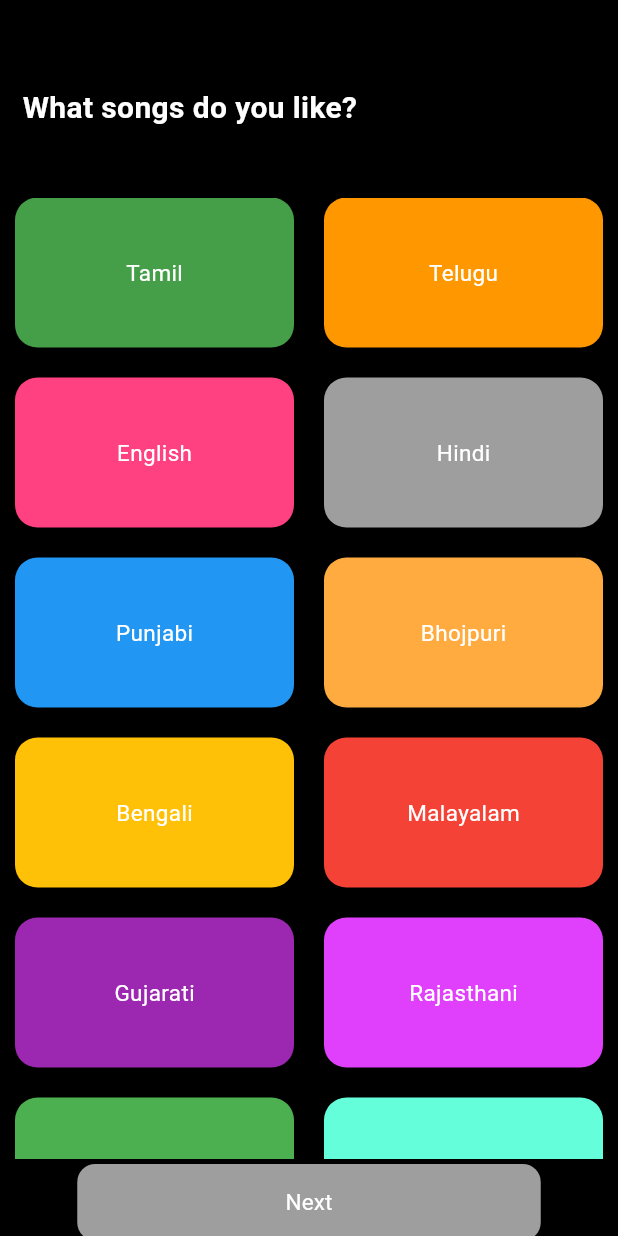
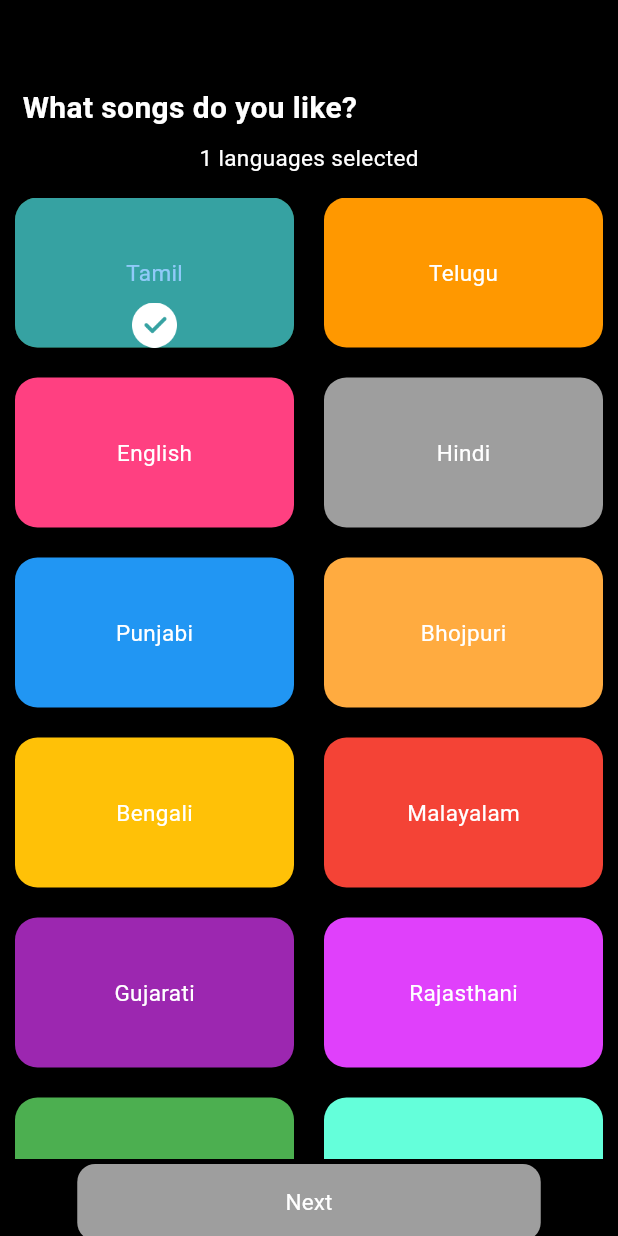
Before and after one commit to Kesavan02/Wynk_clone, a Flutter app: the LanguageSelection screen opened directly, after a tap on "Tamil", on a phone screen of 412 x 824 dp. Run offline on Flutter 3.47's test engine with Material 3 defaults, Android fonts, the light colour scheme and no system bars; our stand-ins replace audio_video_progress_bar, bloc, cloud_firestore, file_picker, firebase_auth, firebase_core and 9 more; missing offline and left inert: scroll_loop_auto_scroll; accounts and stored records are empty.

Commit message:
modified: onTap Grids

```diff
--- a/lib/initial_page/language_selection/ui/language_select.dart
+++ b/lib/initial_page/language_selection/ui/language_select.dart
@@ -65,9 +65,6 @@ class _LanguageSelectionState extends State<LanguageSelection> {
                       itemBuilder: (BuildContext context, int index) {
                         return InkWell(
                           onTap: () {
-                            doMultiSelection(index);
-                          },
-                          onLongPress: () {
                             if (!isMultiSelectionEnabled) {
                               isMultiSelectionEnabled = true;
                             }
@@ -76,7 +73,7 @@ class _LanguageSelectionState extends State<LanguageSelection> {
                           child: Stack(children: [
                             Container(
                               decoration: BoxDecoration(
-                                color: list[index],
+                                color: list[index].withOpacity(1),
                                 borderRadius: BorderRadius.circular(15.0),
                               ),
                               child: Center(
```
Also changed, not shown: pubspec.lock.
